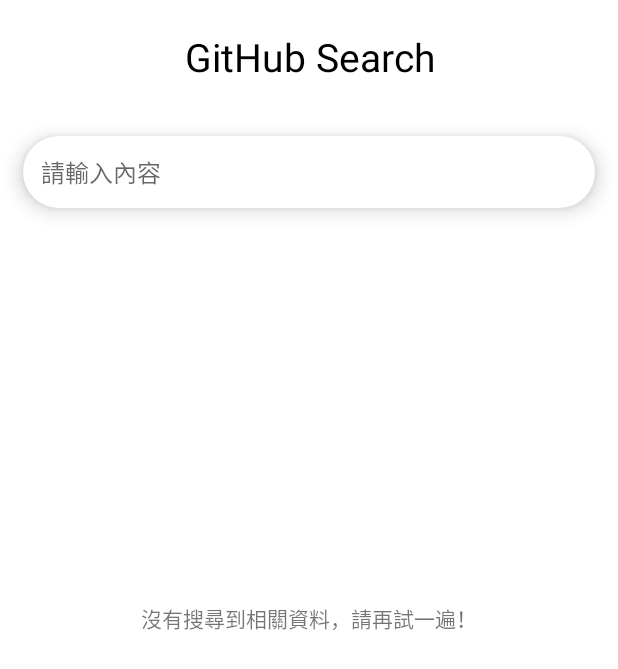
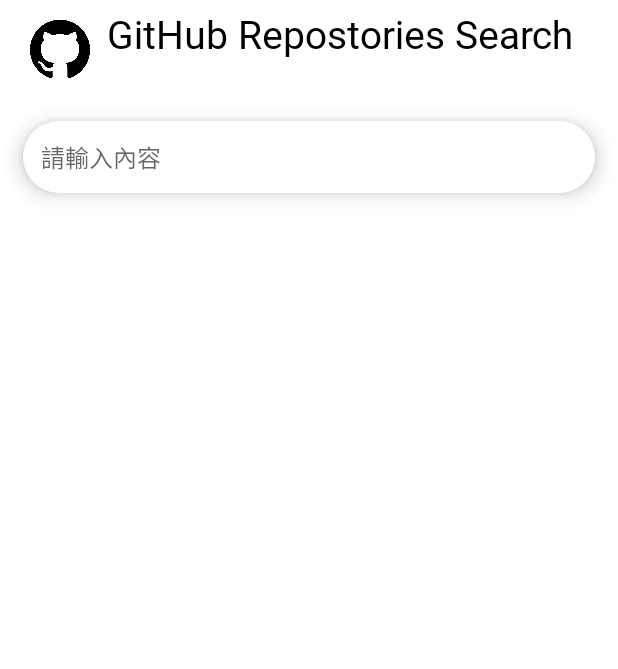
Before and after one commit to aqsa1208/github_app, an Android app: the screen it shows after launch (MainActivity), on a phone screen of 412 x 824 dp. Shown: the top 669 px of the screen. Run offline under Robolectric (Android 15) with nearby library versions, the phone set to English and light mode, and no system bars; pictures from the network do not load.

Commit message:
ui improve

```diff
--- a/app/build.gradle
+++ b/app/build.gradle
@@ -25,6 +25,9 @@ android {
         sourceCompatibility JavaVersion.VERSION_1_8
         targetCompatibility JavaVersion.VERSION_1_8
     }
+    buildFeatures {
+        viewBinding true
+    }
 }
 
 dependencies {
@@ -38,6 +41,8 @@ dependencies {
     implementation 'androidx.databinding:databinding-runtime:4.1.3'
     implementation 'androidx.cardview:cardview:1.0.0'
     implementation 'com.github.bumptech.glide:glide:4.12.0'
+    implementation 'androidx.navigation:navigation-fragment:2.3.5'
+    implementation 'androidx.navigation:navigation-ui:2.3.5'
     testImplementation 'junit:junit:4.+'
     androidTestImplementation 'androidx.test.ext:junit:1.1.5'
     androidTestImplementation 'androidx.test.espresso:espresso-core:3.5.1'
--- a/app/src/main/AndroidManifest.xml
+++ b/app/src/main/AndroidManifest.xml
@@ -4,11 +4,10 @@
 
     <uses-permission android:name="android.permission.INTERNET" />
 
-
     <application
         android:allowBackup="true"
-        android:icon="@mipmap/ic_launcher"
-        android:label="@string/app_name"
+        android:icon="@drawable/githublogo"
+        android:label="GitHub Search"
         android:roundIcon="@mipmap/ic_launcher_round"
         android:supportsRtl="true"
         android:theme="@style/Theme.Github_230325">
--- a/app/src/main/java/com/example/github_230325/MainActivity.java
+++ b/app/src/main/java/com/example/github_230325/MainActivity.java
@@ -1,11 +1,15 @@
 package com.example.github_230325;
 
 import androidx.appcompat.app.AppCompatActivity;
+import androidx.core.content.ContextCompat;
 import androidx.loader.app.LoaderManager;
 import androidx.loader.content.AsyncTaskLoader;
 import androidx.loader.content.Loader;
 
+import android.content.Intent;
+import android.graphics.drawable.AnimationDrawable;
 import android.os.Bundle;
+import android.os.Handler;
 import android.os.PersistableBundle;
 import android.text.Editable;
 import android.text.TextWatcher;
@@ -15,6 +19,7 @@ import android.view.MenuItem;
 import android.view.View;
 import android.view.Window;
 import android.widget.EditText;
+import android.widget.ImageView;
 import android.widget.ListView;
 import android.widget.ProgressBar;
 import android.widget.TextView;
@@ -40,10 +45,15 @@ public class MainActivity extends AppCompatActivity implements LoaderManager.Loa
         setContentView(R.layout.activity_main);
         getSupportActionBar().hide();
 
+        Window window = MainActivity.this.getWindow();
+        window.setStatusBarColor(ContextCompat.getColor(MainActivity.this, R.color.cardview_dark_background));
+
+
         loading = findViewById(R.id.loadingBar);
         errorMessage = findViewById(R.id.errorMessage);
         editText = findViewById(R.id.searchEditText);
         dataListView = findViewById(R.id.dataListView);
+
         dataListView.setEmptyView(errorMessage);
 
         adapter = new RepositoryAdapter(getApplicationContext());
@@ -60,41 +70,25 @@ public class MainActivity extends AppCompatActivity implements LoaderManager.Loa
             @Override
             public void beforeTextChanged(CharSequence s, int start, int count, int after) {
                 // Do nothing
+                //makeGithubSearchQuery();
             }
 
             @Override
             public void onTextChanged(CharSequence s, int start, int before, int count) {
-                // Update the TextView with the current text in the EditText
-                //TextView textView = findViewById(R.id.statusTextView);
-                //textView.setText(s.toString());
-                makeGithubSearchQuery();
+                //makeGithubSearchQuery();
+                //dataListView.setEmptyView(errorMessage);
             }
 
             @Override
             public void afterTextChanged(Editable s) {
                 // Do nothing
+                makeGithubSearchQuery();
             }
         });
+
+
     }
 
-//    @Override
-//    public boolean onCreateOptionsMenu(Menu menu) {
-//        getMenuInflater().inflate(R.menu.menu, menu);
-//        return true;
-//    }
-//
-//    @Override
-//    public boolean onOptionsItemSelected(MenuItem item) {
-//        int currentMenuId = item.getItemId();
-//        if (currentMenuId == R.id.searchMenu) {
-//            //Should Search Using AsyncTask Class
-//            //Call AsyncTask
-//            //new RepositoryThread().execute(query);
-//            makeGithubSearchQuery();
-//            return true;
-//        }
-//        return super.onOptionsItemSelected(item);
-//    }
 
     @Override
     public void onSaveInstanceState(Bundle outState, PersistableBundle outPersistentState) {
@@ -110,12 +104,15 @@ public class MainActivity extends AppCompatActivity implements LoaderManager.Loa
             @Override
             protected void onStartLoading() {
 
+                errorMessage.setVisibility(View.INVISIBLE);
+
                 /* If no arguments were passed, we don't have a query to perform. Simply return. */
                 if (args == null) {
                     return;
                 }
 
                 loading.setVisibility(View.VISIBLE);
+
 
                 if (mRepositoryList != null) {
                     deliverResult(mRepositoryList);
@@ -152,7 +149,8 @@ public class MainActivity extends AppCompatActivity implements LoaderManager.Loa
         /* When we finish loading, we want to hide the loading indicator from the user. */
         loading.setVisibility(View.INVISIBLE);
 
-        if (null == data) {
+        //Log.d("onLoadFinished: ", String.valueOf(data));
+        if (data == null) {
             showErrorMessage();
         } else {
             //Clear ListView Old Data
@@ -174,7 +172,7 @@ public class MainActivity extends AppCompatActivity implements LoaderManager.Loa
         dataListView.setVisibility(View.VISIBLE);
     }
 
-    private void showErrorMessage() {
+    public void showErrorMessage() {
         /* First, hide the currently visible data */
         dataListView.setVisibility(View.INVISIBLE);
         /* Then, show the error */
@@ -185,8 +183,6 @@ public class MainActivity extends AppCompatActivity implements LoaderManager.Loa
 
     public void makeGithubSearchQuery() {
         String githubQuery = editText.getText().toString();
-
-        Log.d("test", githubQuery);
 
         Bundle queryBundle = new Bundle();
         queryBundle.putString(GITHUB_QUERY_TAG, githubQuery);
--- /dev/null
+++ b/app/src/main/res/anim/slide_left.xml
@@ -0,0 +1,14 @@
+<?xml version="1.0" encoding="utf-8"?>
+<set xmlns:android="http://schemas.android.com/apk/res/android">
+
+    <translate
+        android:duration="500"
+        android:fromXDelta="100%p"
+        android:toXDelta="0"/>
+
+    <alpha
+        android:fromAlpha="0.0"
+        android:toAlpha="1.0"
+        android:duration="300"/>
+
+</set>
--- /dev/null
+++ b/app/src/main/res/drawable/listview_background.xml
@@ -0,0 +1,16 @@
+<?xml version="1.0" encoding="utf-8"?>
+<shape xmlns:android="http://schemas.android.com/apk/res/android"
+    android:shape="rectangle">
+
+    <corners android:radius="20dp"/>
+    <solid android:color="@color/cardview_light_background"/>
+
+    <padding
+        android:bottom="8dp"
+        android:left="8dp"
+        android:right="8dp"
+        android:top="8dp" />
+    <stroke
+        android:width="2dp"
+        android:color="#DDDDDD" />
+</shape>
--- a/app/src/main/res/layout/activity_main.xml
+++ b/app/src/main/res/layout/activity_main.xml
@@ -6,22 +6,47 @@
     android:layout_height="match_parent"
     tools:context=".MainActivity">
 
-    <TextView
-        android:id="@+id/heading"
+
+
+    <LinearLayout
         android:layout_width="match_parent"
         android:layout_height="wrap_content"
-        android:gravity="center"
-        android:layout_margin="20dp"
-        android:text="GitHub Search"
-        android:textColor="@color/black"
-        android:textSize="26sp" />
+        android:id="@+id/layout"
+        android:orientation="horizontal"
+        android:gravity="center_vertical">
+
+        <ImageView
+            android:layout_width="40dp"
+            android:layout_height="40dp"
+            android:src="@drawable/githublogo"
+            android:layout_marginStart="20dp"/>
+
+
+        <TextView
+            android:id="@+id/heading"
+            android:layout_width="match_parent"
+            android:layout_height="wrap_content"
+            android:layout_marginStart="1dp"
+            android:layout_marginTop="10dp"
+            android:layout_marginEnd="20dp"
+            android:layout_marginBottom="20dp"
+            android:gravity="center"
+            android:text="GitHub Repostories Search"
+            android:textColor="@color/black"
+            android:fontFamily="@font/hanyisentychalk"
+            android:textSize="26sp" />
+
+
+    </LinearLayout>
+
+
 
 
     <EditText
         android:id="@+id/searchEditText"
         android:layout_width="match_parent"
         android:layout_height="wrap_content"
-        android:layout_below="@id/heading"
+        android:layout_below="@id/layout"
         android:layout_marginStart="15dp"
         android:layout_marginTop="15dp"
         android:layout_marginEnd="15dp"
@@ -39,14 +64,16 @@
         android:layout_width="match_parent"
         android:layout_height="match_parent"
         android:id="@+id/dataListView"
-        android:layout_below="@+id/searchEditText" />
+        android:layout_below="@+id/searchEditText"
+        android:background="@drawable/listview_background"/>
+
 
     <TextView
         android:id="@+id/errorMessage"
         android:layout_width="match_parent"
         android:layout_height="match_parent"
         android:gravity="center"
-        android:text="沒有搜尋到相關資料，請再試一遍！"
+        android:text="沒有搜尋到相關資料！"
         android:visibility="invisible" />
 
     <ProgressBar
```
Also changed, not shown: app/src/main/java/com/example/github_230325/NetworkUtils.java (+5 -5 lines), app/src/main/java/com/example/github_230325/RepositoryAdapter.java (+20 -0 lines), app/src/main/java/com/example/github_230325/RepositoryData.java (+6 -15 lines), app/src/main/res/values/strings.xml (+9 -0 lines), app/src/main/res/values/themes.xml (+9 -0 lines), app/src/main/res/drawable/githublogo.png (added), 5 other files.
